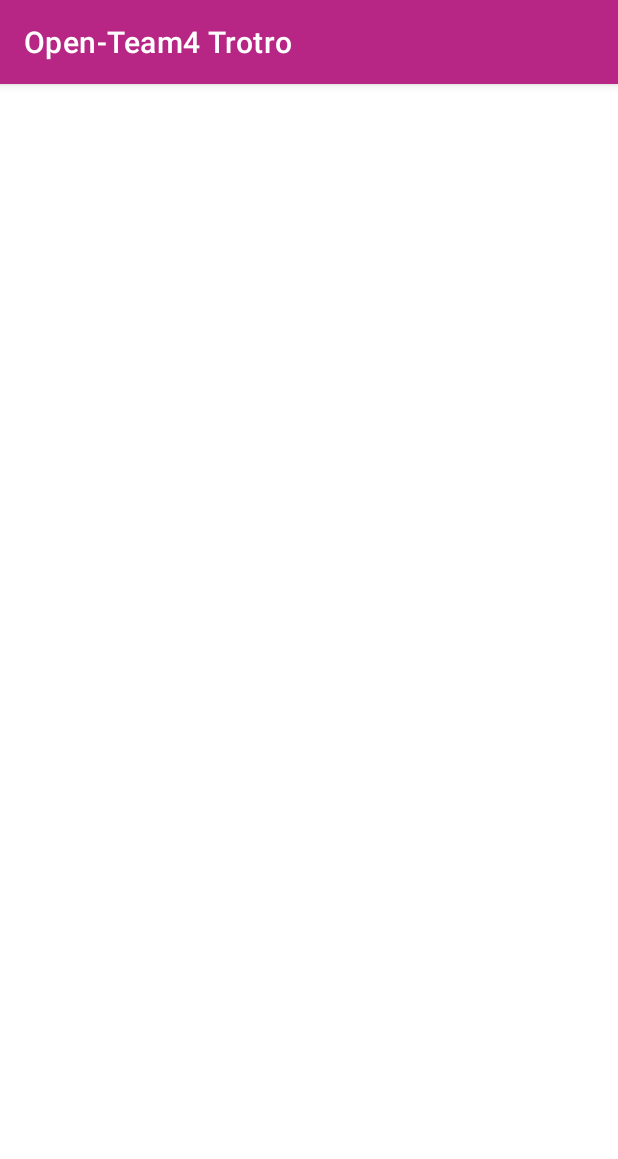
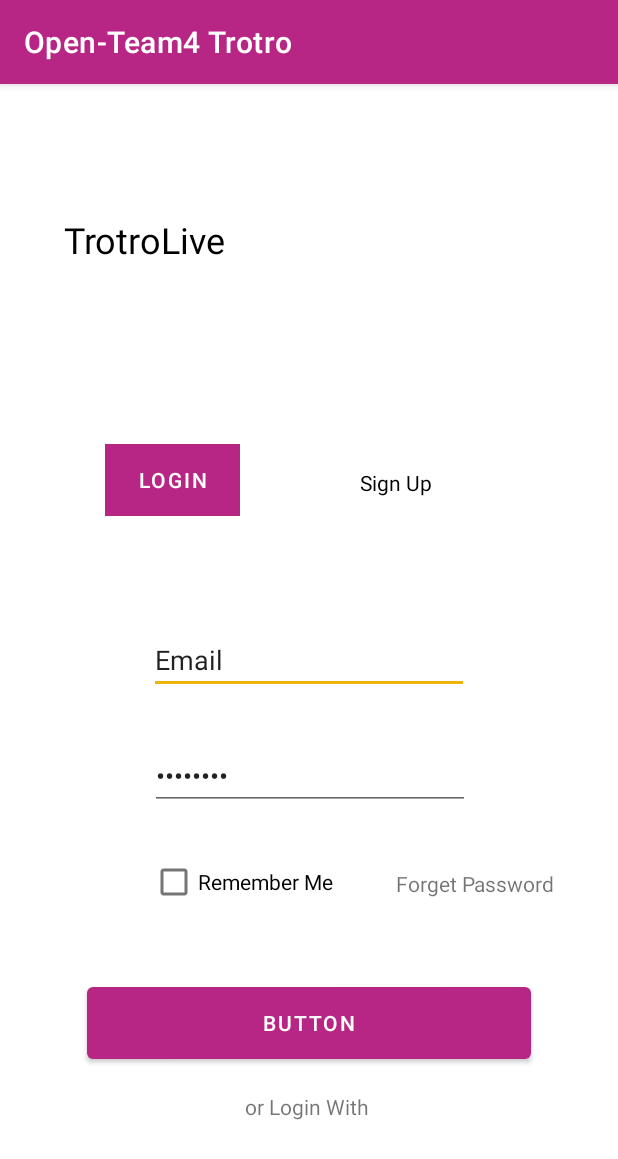
Before and after one commit to 404SolutionsGH/Open-Team4-AndroidApp, an Android app: the AuthActivity screen opened directly, with no data from a screen before it, on a phone screen of 412 x 824 dp. Shown: the top 1159 px of the screen. Run offline under Robolectric (Android 15) with nearby library versions, the phone set to English and light mode, and no system bars.

Commit message:
Login Screen started

```diff
--- a/app/src/main/AndroidManifest.xml
+++ b/app/src/main/AndroidManifest.xml
@@ -13,7 +13,7 @@
         android:theme="@style/Theme.OpenTeam4AndroidApp"
         tools:targetApi="31">
         <activity
-            android:name=".screens.HomeActivity"
+            android:name=".screens.AuthActivity"
             android:exported="false">
             <meta-data
                 android:name="android.app.lib_name"
--- /dev/null
+++ b/app/src/main/java/com/koose/open_team4androidapp/LoginFragment.kt
@@ -0,0 +1,21 @@
+package com.koose.open_team4androidapp
+
+import android.os.Bundle
+import androidx.fragment.app.Fragment
+import android.view.LayoutInflater
+import android.view.View
+import android.view.ViewGroup
+
+
+class LoginFragment : Fragment() {
+
+    override fun onCreateView(
+        inflater: LayoutInflater, container: ViewGroup?,
+        savedInstanceState: Bundle?
+    ): View? {
+        // Inflate the layout for this fragment
+        return inflater.inflate(R.layout.fragment_login, container, false)
+    }
+
+
+}
--- a/app/src/main/java/com/koose/open_team4androidapp/screens/HomeActivity.kt
+++ b/app/src/main/java/com/koose/open_team4androidapp/screens/AuthActivity.kt
@@ -2,11 +2,17 @@ package com.koose.open_team4androidapp.screens
 
 import androidx.appcompat.app.AppCompatActivity
 import android.os.Bundle
+import androidx.navigation.Navigation
 import com.koose.open_team4androidapp.R
 
-class HomeActivity : AppCompatActivity() {
+class AuthActivity : AppCompatActivity() {
     override fun onCreate(savedInstanceState: Bundle?) {
         super.onCreate(savedInstanceState)
         setContentView(R.layout.activity_home)
     }
+
+
+    override fun onSupportNavigateUp(): Boolean {// Up button will work on this method
+        return Navigation.findNavController(this, R.id.my_nav_host_fragment).navigateUp()
+    }
 }
--- a/app/src/main/java/com/koose/open_team4androidapp/screens/OnboardingScreen.kt
+++ b/app/src/main/java/com/koose/open_team4androidapp/screens/OnboardingScreen.kt
@@ -96,7 +96,7 @@ class OnboardingScreen : AppCompatActivity() {
     }
 
     private fun navigateToHomeActivity() {
-        startActivity(Intent(applicationContext, HomeActivity::class.java))
+        startActivity(Intent(applicationContext, AuthActivity::class.java))
         finish()
     }
 
--- /dev/null
+++ b/app/src/main/res/drawable/rectangle_3.xml
@@ -0,0 +1,27 @@
+<!-- drawable/rectangle_3.xml -->
+<vector
+    xmlns:android="http://schemas.android.com/apk/res/android"
+    xmlns:aapt="http://schemas.android.com/aapt"
+    android:width="90dp"
+    android:height="33dp"
+    android:viewportWidth="90"
+    android:viewportHeight="33"
+    >
+    <group>
+        <clip-path
+            android:pathData="M0 0H90V33H0V0Z"
+            />
+        <path
+            android:pathData="M0 0V33H90V0"
+            android:fillColor="@color/Secondary"
+            />
+        <path
+            android:pathData="M0 0V33H90V0"
+            android:fillColor="@color/Secondary"
+            />
+        <path
+            android:pathData="M0 0V33H90V0"
+            android:fillColor="@color/Secondary"
+            />
+    </group>
+</vector>
--- a/app/src/main/res/layout/activity_home.xml
+++ b/app/src/main/res/layout/activity_home.xml
@@ -4,6 +4,16 @@
     xmlns:tools="http://schemas.android.com/tools"
     android:layout_width="match_parent"
     android:layout_height="match_parent"
-    tools:context=".screens.HomeActivity">
+    tools:context=".screens.AuthActivity">
+
+
+    <fragment
+        android:id="@+id/my_nav_host_fragment"
+        android:name="androidx.navigation.fragment.NavHostFragment"
+        android:layout_width="match_parent"
+        android:layout_height="match_parent"
+        app:defaultNavHost="true"
+        app:navGraph="@navigation/nav_graph" />
+
 
 </androidx.constraintlayout.widget.ConstraintLayout>
--- /dev/null
+++ b/app/src/main/res/layout/fragment_login.xml
@@ -0,0 +1,113 @@
+<?xml version="1.0" encoding="utf-8"?>
+<androidx.constraintlayout.widget.ConstraintLayout xmlns:android="http://schemas.android.com/apk/res/android"
+    xmlns:app="http://schemas.android.com/apk/res-auto"
+    xmlns:tools="http://schemas.android.com/tools"
+    android:layout_width="match_parent"
+    android:layout_height="match_parent"
+    tools:context=".LoginFragment">
+
+    <TextView
+        android:id="@+id/textView"
+        android:layout_width="wrap_content"
+        android:layout_height="wrap_content"
+        android:layout_marginStart="19dp"
+        android:layout_marginTop="87dp"
+        android:layout_marginEnd="239dp"
+        android:text="@string/trotrolive"
+        android:textAppearance="@style/trotrolive"
+        app:layout_constraintEnd_toEndOf="parent"
+        app:layout_constraintStart_toStartOf="parent"
+        app:layout_constraintTop_toTopOf="parent" />
+
+    <Button
+        android:id="@+id/button"
+        android:layout_width="wrap_content"
+        android:layout_height="wrap_content"
+        android:layout_marginStart="70dp"
+        android:layout_marginTop="120dp"
+        android:background="@drawable/rectangle_3"
+        android:text="@string/login"
+        app:layout_constraintStart_toStartOf="parent"
+        app:layout_constraintTop_toBottomOf="@+id/textView" />
+
+    <TextView
+        android:layout_width="wrap_content"
+        android:layout_height="wrap_content"
+        android:layout_marginStart="80dp"
+        android:layout_marginTop="256dp"
+        android:text="@string/sign_up"
+        android:textColor="@color/black"
+        app:layout_constraintEnd_toEndOf="parent"
+        app:layout_constraintHorizontal_bias="0.0"
+        app:layout_constraintStart_toEndOf="@+id/button"
+        app:layout_constraintTop_toTopOf="parent" />
+
+    <EditText
+        android:id="@+id/editTextTextEmailAddress"
+        android:layout_width="wrap_content"
+        android:layout_height="wrap_content"
+        android:ems="10"
+        android:text="@string/email"
+        android:inputType="textEmailAddress"
+        app:layout_constraintBottom_toBottomOf="parent"
+        app:layout_constraintEnd_toEndOf="parent"
+        app:layout_constraintStart_toStartOf="parent"
+        app:layout_constraintTop_toTopOf="parent" />
+
+    <EditText
+        android:id="@+id/editTextTextPassword"
+        android:layout_width="wrap_content"
+        android:layout_height="wrap_content"
+        android:layout_marginTop="32dp"
+        android:ems="10"
+        android:inputType="textPassword"
+        android:text="@string/password"
+        app:layout_constraintEnd_toEndOf="parent"
+        app:layout_constraintHorizontal_bias="0.502"
+        app:layout_constraintStart_toStartOf="parent"
+        app:layout_constraintTop_toBottomOf="@+id/editTextTextEmailAddress" />
+
+    <CheckBox
+        android:id="@+id/checkBox"
+        android:layout_width="wrap_content"
+        android:layout_height="wrap_content"
+        android:layout_marginStart="100dp"
+        android:layout_marginTop="24dp"
+        android:text="@string/remember_me"
+        app:layout_constraintStart_toStartOf="parent"
+        app:layout_constraintTop_toBottomOf="@+id/editTextTextPassword" />
+
+    <TextView
+        android:id="@+id/textView2"
+        android:layout_width="wrap_content"
+        android:layout_height="wrap_content"
+        android:layout_marginTop="39dp"
+        android:text="@string/forget_password"
+        app:layout_constraintEnd_toEndOf="parent"
+        app:layout_constraintStart_toEndOf="@+id/checkBox"
+        app:layout_constraintTop_toBottomOf="@+id/editTextTextPassword" />
+
+    <Button
+        android:id="@+id/button2"
+        android:layout_width="296dp"
+        android:layout_height="60dp"
+        android:layout_marginTop="40dp"
+        android:text="Button"
+        app:layout_constraintEnd_toEndOf="@+id/editTextTextPassword"
+        app:layout_constraintHorizontal_bias="0.511"
+        app:layout_constraintStart_toStartOf="@+id/editTextTextPassword"
+        app:layout_constraintTop_toBottomOf="@+id/checkBox" />
+
+    <TextView
+        android:id="@+id/textView3"
+        android:layout_width="wrap_content"
+        android:layout_height="wrap_content"
+        android:layout_marginTop="16dp"
+        android:text="@string/or_login_with"
+        app:layout_constraintEnd_toEndOf="@+id/button2"
+        app:layout_constraintHorizontal_bias="0.495"
+        app:layout_constraintStart_toStartOf="@+id/button2"
+        app:layout_constraintTop_toBottomOf="@+id/button2" />
+
+
+</androidx.constraintlayout.widget.ConstraintLayout>
--- /dev/null
+++ b/app/src/main/res/navigation/nav_graph.xml
@@ -0,0 +1,22 @@
+<?xml version="1.0" encoding="utf-8"?>
+<navigation xmlns:android="http://schemas.android.com/apk/res/android"
+    xmlns:app="http://schemas.android.com/apk/res-auto"
+    xmlns:tools="http://schemas.android.com/tools"
+    android:id="@+id/nav_graph"
+    app:startDestination="@id/loginFragment">
+
+    <fragment
+        android:id="@+id/loginFragment"
+        android:name="com.koose.open_team4androidapp.LoginFragment"
+        android:label="fragment_login"
+        tools:layout="@layout/fragment_login" >
+        <action
+            android:id="@+id/action_loginFragment_to_registerFragment"
+            app:destination="@id/registerFragment" />
+    </fragment>
+    <fragment
+        android:id="@+id/registerFragment"
+        android:name="com.koose.open_team4androidapp.RegisterFragment"
+        android:label="fragment_register"
+        tools:layout="@layout/fragment_register" />
+</navigation>
--- a/app/src/main/res/values/strings.xml
+++ b/app/src/main/res/values/strings.xml
@@ -32,4 +32,14 @@
     <string name="next_btn">Next</string>
 
     <string name="let_get_started">Lets Get Started</string>
+    <!-- TODO: Remove or change this placeholder text -->
+    <string name="hello_blank_fragment">Hello blank fragment</string>
+    <string name="login">Login</string>
+    <string name="trotrolive">TrotroLive</string>
+    <string name="sign_up">Sign Up</string>
+    <string name="remember_me">Remember Me</string>
+    <string name="forget_password">Forget Password</string>
+    <string name="email">Email</string>
+    <string name="password">Password</string>
+    <string name="or_login_with">or Login With</string>
 </resources>
--- a/app/src/main/res/values/themes.xml
+++ b/app/src/main/res/values/themes.xml
@@ -13,4 +13,10 @@
         <item name="android:statusBarColor">?attr/colorPrimaryVariant</item>
         <!-- Customize your theme here. -->
     </style>
+
+
+    <style name="trotrolive">
+        <item name="android:textSize">24sp</item>
+        <item name="android:textColor">#000000</item>
+    </style>
 </resources>
```
Also changed, not shown: app/build.gradle (+7 -0 lines), app/src/main/java/com/koose/open_team4androidapp/RegisterFragment.kt (added, +59 -0 lines), app/src/main/res/drawable/line_3.xml (added, +21 -0 lines), app/src/main/res/drawable/rectangle_1.xml (added, +19 -0 lines), app/src/main/res/layout/activity_splash_screen.xml (+31 -0 lines), app/src/main/res/layout/fragment_register.xml (added, +14 -0 lines).
